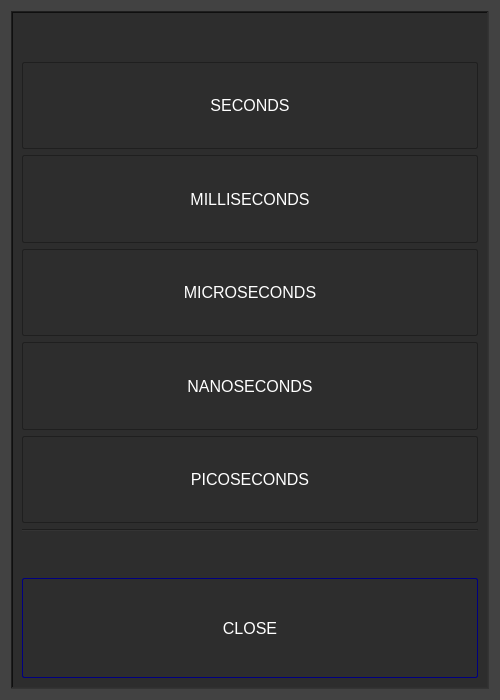
Old version of the form unitdialog.ui in the repository shokace/GT9000.
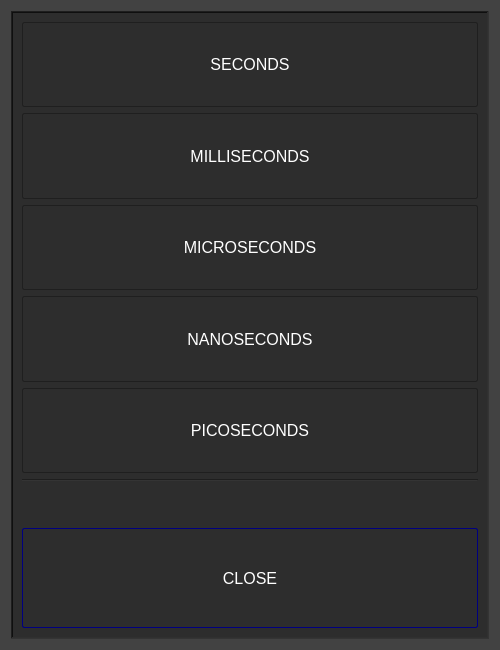
New version of the form.

Patch:
```diff
--- a/unitdialog.ui
+++ b/unitdialog.ui
@@ -7,7 +7,7 @@
     <x>0</x>
     <y>0</y>
     <width>500</width>
-    <height>700</height>
+    <height>650</height>
    </rect>
   </property>
   <property name="sizePolicy">
@@ -19,7 +19,13 @@
   <property name="minimumSize">
    <size>
     <width>500</width>
-    <height>700</height>
+    <height>650</height>
+   </size>
+  </property>
+  <property name="maximumSize">
+   <size>
+    <width>500</width>
+    <height>650</height>
    </size>
   </property>
   <property name="windowTitle">
@@ -74,22 +80,6 @@
       <enum>QFrame::Sunken</enum>
      </property>
      <layout class="QVBoxLayout" name="verticalLayout">
-      <item>
-       <spacer name="verticalSpacer_2">
-        <property name="orientation">
-         <enum>Qt::Vertical</enum>
-        </property>
-        <property name="sizeType">
-         <enum>QSizePolicy::Fixed</enum>
-        </property>
-        <property name="sizeHint" stdset="0">
-         <size>
-          <width>20</width>
-          <height>40</height>
-         </size>
-        </property>
-       </spacer>
-      </item>
       <item>
        <layout class="QGridLayout" name="gridLayout">
         <item row="1" column="0">
```
